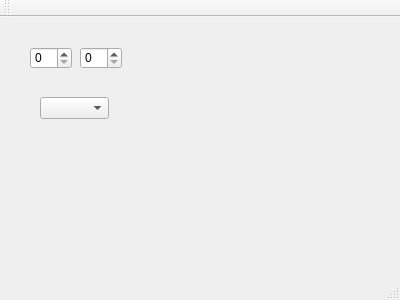
Qt form mainwindow.ui (MichaelBerdnikov/git-test) before a commit.
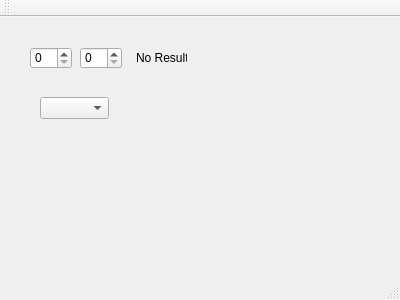
The same form after that commit.

Commit message: Make communication between two programs

```diff
--- a/mainwindow.ui
+++ b/mainwindow.ui
@@ -44,6 +44,19 @@
      </rect>
     </property>
    </widget>
+   <widget class="QLabel" name="outputLabel">
+    <property name="geometry">
+     <rect>
+      <x>136</x>
+      <y>30</y>
+      <width>51</width>
+      <height>21</height>
+     </rect>
+    </property>
+    <property name="text">
+     <string>No Result</string>
+    </property>
+   </widget>
   </widget>
   <widget class="QMenuBar" name="menuBar">
    <property name="geometry">
```
The commit also changes 2 other files.
